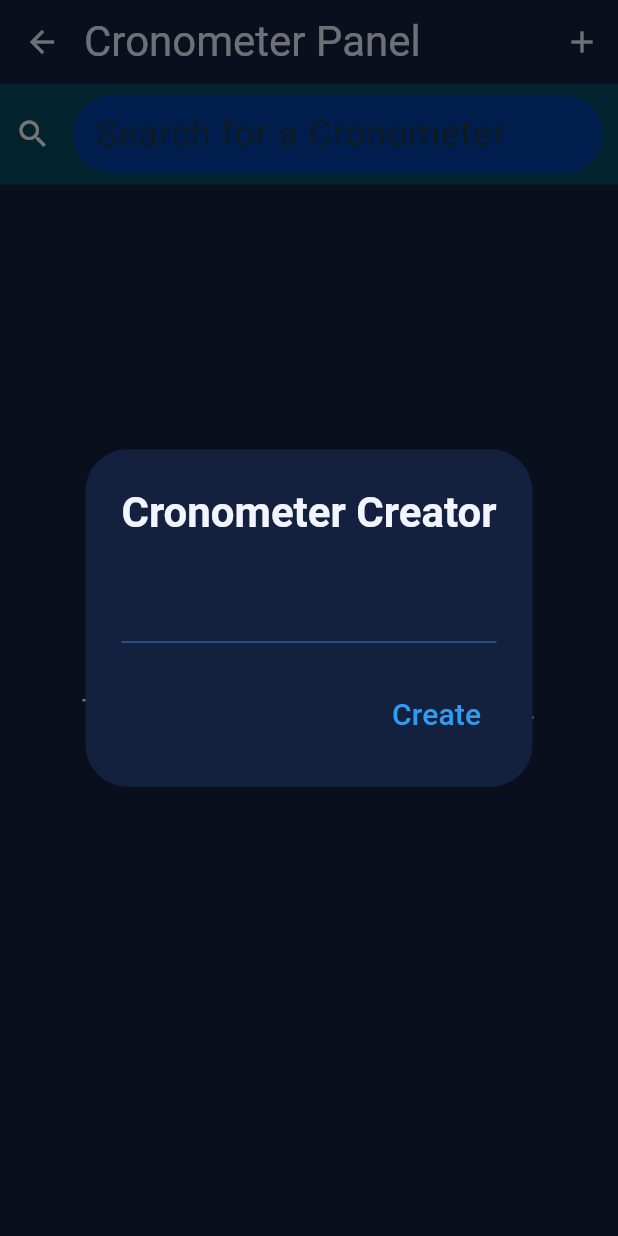
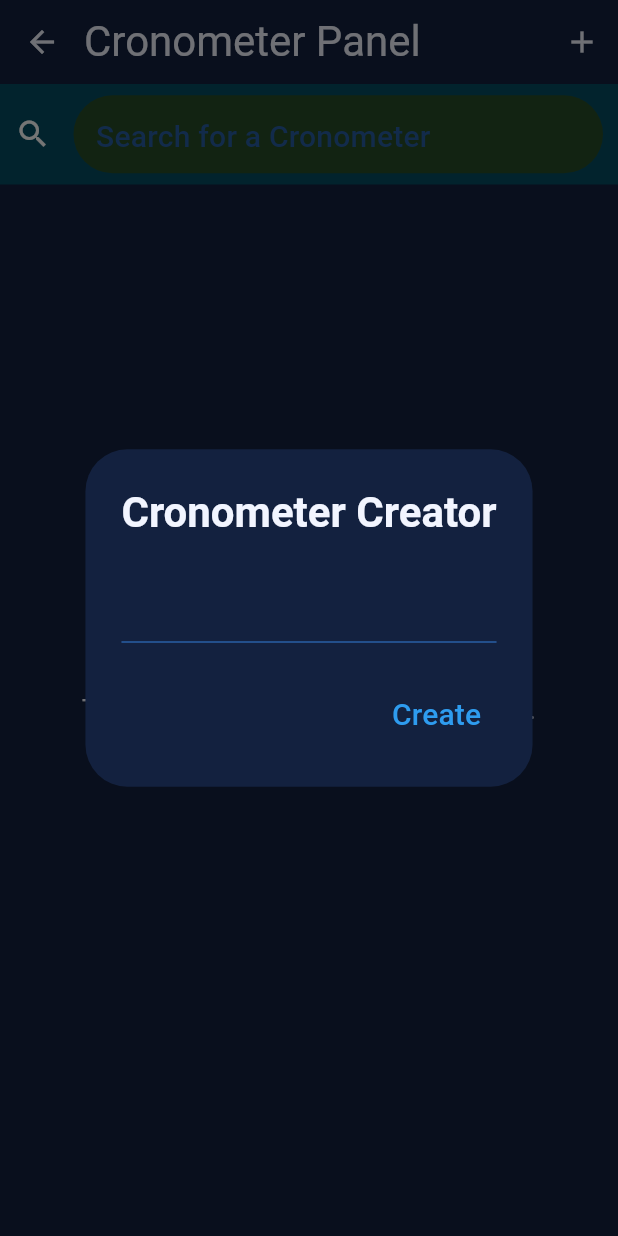
Before and after one commit to VFMiracle/Projeto-App-v0.3, a Flutter app: the CronometerPanelView screen opened directly, after a tap on the "add" icon, on a phone screen of 412 x 824 dp. Run offline on Flutter 3.47's test engine with Material 3 defaults, Android fonts, the light colour scheme and no system bars; our stand-ins replace flutter_local_notifications, numberpicker, sqflite; accounts and stored records are empty.

Commit message:
Cronometer Search Bar Estilizada
Além disso, os métodos de filtragem de Cronometers já foram adicionados ao Cronometer Panel Model. Ainda é necessário modificar a View para que exiba os Searched Cronometers ao invés da lista original.

```diff
--- a/lib/models/routes/cronometer_panel_model.dart
+++ b/lib/models/routes/cronometer_panel_model.dart
@@ -6,6 +6,8 @@ import 'package:projeto_time_counter/models/routes/cronometer_model.dart';
 class CronometerPanelModel extends ChangeNotifier{
   //INFO: Since the Cronometer Panel Model is instanced at the start of the App and remains until it is closed, it is a better ideia to turn it into a static singleton.
   static final CronometerPanelModel _cronometerPanelModel = CronometerPanelModel._internal();
+  String _searchTerm = '';
+  List<CronometerModel> _searchedCronometers = [];
 
   List<CronometerModel> _cronometersModel = [];
   final CronometerPanelFacade _facade = CronometerPanelFacade();
@@ -15,7 +17,7 @@ class CronometerPanelModel extends ChangeNotifier{
   CronometerPanelModel._internal(){
     _facade.readAllDbEntries().then((List<CronometerModel> cronometers){
       _cronometersModel = cronometers;
-      sortCronometers();
+      _searchCronometers();
     });
   }
 
@@ -28,26 +30,37 @@ class CronometerPanelModel extends ChangeNotifier{
     CronometerModel auxModel = CronometerModel.forInsertion(cronometerName);
     _facade.insertDbEntry(auxModel).then((int crnmtrId){
       _cronometersModel.add(CronometerModel(crnmtrId, cronometerName));
-      sortCronometers();
+      _searchCronometers();
     });
   }
 
   void deleteCronometer(CronometerModel cronometer){
     _cronometersModel.remove(cronometer);
     _facade.deleteDbEntry(cronometer);
-    sortCronometers();
+    _searchCronometers();
   }
 
   CronometerModel getCronometerModelByIndex(int index){
     return _cronometersModel[index];
   }
 
-  void searchCronometers(String searchTerm){
-
+  void _searchCronometers(){
+    _searchedCronometers.clear();
+    for(CronometerModel cronometer in _cronometersModel){
+      if(cronometer.nameNotifier.name.toLowerCase().contains(_searchTerm.toLowerCase())){
+        _searchedCronometers.add(cronometer);
+      }
+    }
+    sortCronometers();
   }
 
   void sortCronometers(){
     _cronometersModel.sort((a, b) => a.nameNotifier.name.toLowerCase().compareTo(b.nameNotifier.name.toLowerCase()));
     notifyListeners();
   }
+
+  void updateSearchTerm(String newSearchTerm){
+    _searchTerm = newSearchTerm;
+    _searchCronometers();
+  }
 }
--- a/lib/themes/main_theme.dart
+++ b/lib/themes/main_theme.dart
@@ -53,8 +53,8 @@ abstract class MainTheme{
         titleLarge: TextStyle(
           fontSize: 28,
         ),
-        //INFO: This Style is used for the entries of a Dropdown Button, regardless of whether they're selected or not, and height of a Text Form Field independently of it's
-        //  text size.
+        //INFO: This Style is used for the entries of a Dropdown Button, regardless of whether they're selected or not, the height of a Text Form Field, independently of it's
+        //  text size, and the size of a Text Field's Hint Text.
         titleMedium: TextStyle(
           fontSize: 20,
         ),
--- a/lib/views/routes/cronometer_panel_view.dart
+++ b/lib/views/routes/cronometer_panel_view.dart
@@ -105,20 +105,21 @@ class _CronometerPanelViewState extends State<CronometerPanelView>{
           Expanded(
             child: Container(
               decoration: BoxDecoration(
-                borderRadius: BorderRadius.all(Radius.circular(50.0)),
-                color: Theme.of(context).colorScheme.onPrimary,
+                borderRadius: const BorderRadius.all(Radius.circular(50.0)),
+                color: Theme.of(context).colorScheme.tertiary,
                 shape: BoxShape.rectangle,
               ),
               margin: const EdgeInsets.only(right: 10),
               padding: const EdgeInsets.symmetric(horizontal: 15),
-              child: const TextField(
+              child: TextField(
                 decoration: InputDecoration(
                   border: InputBorder.none,
                   hintText: "Search for a Cronometer",
-                  hintStyle: TextStyle(color: Color.fromARGB(255, 30, 58, 71)),
+                  hintStyle: Theme.of(context).textTheme.titleMedium!.copyWith(
+                    color: Theme.of(context).colorScheme.onBackground
+                  ),
                 ),
-                onChanged: null,
-                /*style: TextStyle(color: Colors.white),*/
+                onChanged: CronometerPanelModel().updateSearchTerm,
               ),
             ),
           ),
--- a/lib/views/routes/cronometer_view.dart
+++ b/lib/views/routes/cronometer_view.dart
@@ -70,7 +70,7 @@ class _CronometerViewState extends State<CronometerView> with WidgetsBindingObse
                   return Text(
                     TimeConversionService().fromIntToString(crnmtrValueNtfr.currentValue),
                     style: Theme.of(context).textTheme.bodyMedium!.copyWith(
-                      color: Theme.of(context).colorScheme.onPrimary,
+                      color: Theme.of(context).colorScheme.primary,
                       fontSize: 72
                     ),
                   );
@@ -103,7 +103,7 @@ class _CronometerViewState extends State<CronometerView> with WidgetsBindingObse
     Widget? resetButton;
 
     if(!isRunning){
-      selPauseBtnColor = Theme.of(context).colorScheme.onSecondary;
+      selPauseBtnColor = Theme.of(context).colorScheme.onTertiary;
       if(crnmtrValue > 0){
         pauseBtnText = "Continue";
         resetButton = TextButton(
```
